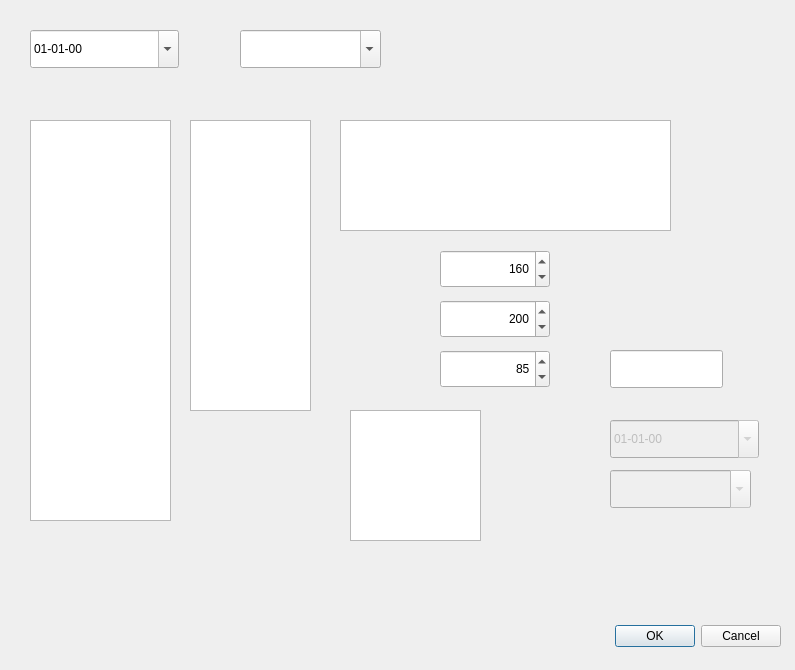
Old version of the form pedidoDialog.ui in the repository waltermas-gitter/infomesas-gui.
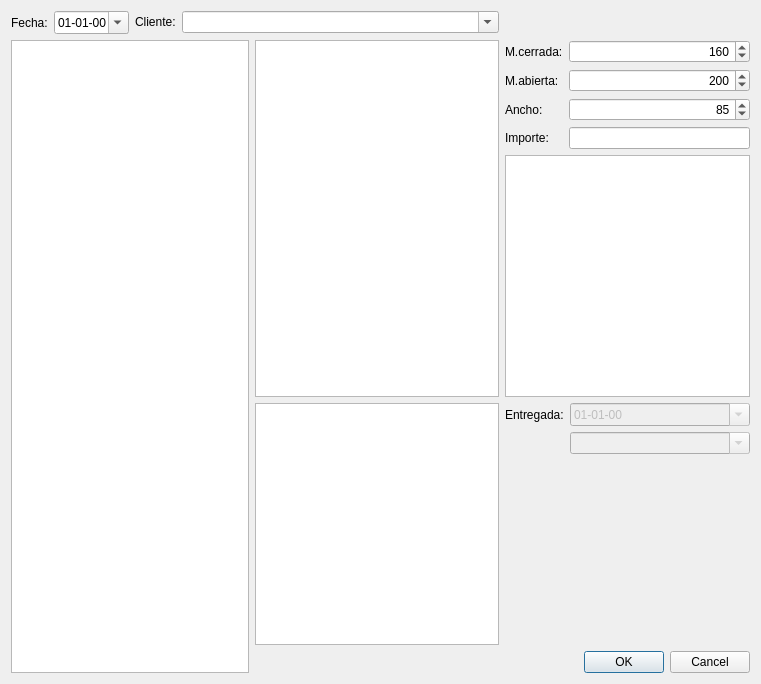
New version of the form.

Diff of the .ui file:
```diff
--- a/pedidoDialog.ui
+++ b/pedidoDialog.ui
@@ -6,38 +6,25 @@
    <rect>
     <x>0</x>
     <y>0</y>
-    <width>795</width>
-    <height>670</height>
+    <width>761</width>
+    <height>684</height>
    </rect>
   </property>
   <property name="windowTitle">
    <string>Dialog</string>
   </property>
-  <widget class="QDialogButtonBox" name="dialogButtonBox">
-   <property name="geometry">
-    <rect>
-     <x>440</x>
-     <y>620</y>
-     <width>341</width>
-     <height>32</height>
-    </rect>
-   </property>
-   <property name="orientation">
-    <enum>Qt::Horizontal</enum>
-   </property>
-   <property name="standardButtons">
-    <set>QDialogButtonBox::Cancel|QDialogButtonBox::Ok</set>
-   </property>
-  </widget>
+  <layout class="QGridLayout" name="gridLayout">
+   <item row="0" column="0">
+    <layout class="QFormLayout" name="formLayout_3">
+     <item row="0" column="0">
+      <widget class="QLabel" name="label">
+       <property name="text">
+        <string>Fecha:</string>
+       </property>
+      </widget>
+     </item>
+     <item row="0" column="1">
   <widget class="QDateEdit" name="fechaDateEdit">
-   <property name="geometry">
-    <rect>
-     <x>30</x>
-     <y>30</y>
-     <width>149</width>
-     <height>38</height>
-    </rect>
-   </property>
    <property name="displayFormat">
     <string>dd-MM-yy</string>
    </property>
@@ -45,58 +32,44 @@
     <bool>true</bool>
    </property>
   </widget>
+     </item>
+    </layout>
+   </item>
+   <item row="0" column="1" colspan="2">
+    <layout class="QFormLayout" name="formLayout_4">
+     <item row="0" column="0">
+      <widget class="QLabel" name="label_7">
+       <property name="text">
+        <string>Cliente:</string>
+       </property>
+      </widget>
+     </item>
+     <item row="0" column="1">
   <widget class="QComboBox" name="clienteComboBox">
-   <property name="geometry">
-    <rect>
-     <x>240</x>
-     <y>30</y>
-     <width>141</width>
-     <height>38</height>
-    </rect>
-   </property>
    <property name="editable">
     <bool>true</bool>
    </property>
   </widget>
-  <widget class="QListWidget" name="modeloListWidget">
-   <property name="geometry">
-    <rect>
-     <x>30</x>
-     <y>120</y>
-     <width>141</width>
-     <height>401</height>
-    </rect>
-   </property>
-  </widget>
-  <widget class="QListWidget" name="chapaListWidget">
-   <property name="geometry">
-    <rect>
-     <x>190</x>
-     <y>120</y>
-     <width>121</width>
-     <height>291</height>
-    </rect>
-   </property>
-  </widget>
-  <widget class="QPlainTextEdit" name="notasPlainTextEdit">
-   <property name="geometry">
-    <rect>
-     <x>340</x>
-     <y>120</y>
-     <width>331</width>
-     <height>111</height>
-    </rect>
-   </property>
-  </widget>
+     </item>
+    </layout>
+   </item>
+   <item row="1" column="0" rowspan="4" colspan="2">
+    <widget class="QListWidget" name="modeloListWidget"/>
+   </item>
+   <item row="1" column="2" rowspan="2">
+    <widget class="QListWidget" name="chapaListWidget"/>
+   </item>
+   <item row="1" column="3">
+    <layout class="QFormLayout" name="formLayout_2">
+     <item row="0" column="0">
+      <widget class="QLabel" name="label_2">
+       <property name="text">
+        <string>M.cerrada:</string>
+       </property>
+      </widget>
+     </item>
+     <item row="0" column="1">
   <widget class="QSpinBox" name="medidaCerradaSpinBox">
-   <property name="geometry">
-    <rect>
-     <x>440</x>
-     <y>250</y>
-     <width>110</width>
-     <height>38</height>
-    </rect>
-   </property>
    <property name="alignment">
     <set>Qt::AlignRight|Qt::AlignTrailing|Qt::AlignVCenter</set>
    </property>
@@ -113,15 +86,16 @@
     <number>160</number>
    </property>
   </widget>
+     </item>
+     <item row="1" column="0">
+      <widget class="QLabel" name="label_3">
+       <property name="text">
+        <string>M.abierta:</string>
+       </property>
+      </widget>
+     </item>
+     <item row="1" column="1">
   <widget class="QSpinBox" name="medidaAbiertaSpinBox">
-   <property name="geometry">
-    <rect>
-     <x>440</x>
-     <y>300</y>
-     <width>110</width>
-     <height>38</height>
-    </rect>
-   </property>
    <property name="alignment">
     <set>Qt::AlignRight|Qt::AlignTrailing|Qt::AlignVCenter</set>
    </property>
@@ -138,15 +112,16 @@
     <number>200</number>
    </property>
   </widget>
+     </item>
+     <item row="2" column="0">
+      <widget class="QLabel" name="label_4">
+       <property name="text">
+        <string>Ancho:</string>
+       </property>
+      </widget>
+     </item>
+     <item row="2" column="1">
   <widget class="QSpinBox" name="anchoSpinBox">
-   <property name="geometry">
-    <rect>
-     <x>440</x>
-     <y>350</y>
-     <width>110</width>
-     <height>38</height>
-    </rect>
-   </property>
    <property name="alignment">
     <set>Qt::AlignRight|Qt::AlignTrailing|Qt::AlignVCenter</set>
    </property>
@@ -163,41 +138,43 @@
     <number>85</number>
    </property>
   </widget>
+     </item>
+     <item row="3" column="0">
+      <widget class="QLabel" name="label_5">
+       <property name="text">
+        <string>Importe:</string>
+       </property>
+      </widget>
+     </item>
+     <item row="3" column="1">
   <widget class="QLineEdit" name="precioLineEdit">
-   <property name="geometry">
-    <rect>
-     <x>610</x>
-     <y>350</y>
-     <width>113</width>
-     <height>38</height>
-    </rect>
-   </property>
    <property name="alignment">
     <set>Qt::AlignRight|Qt::AlignTrailing|Qt::AlignVCenter</set>
    </property>
   </widget>
-  <widget class="QListWidget" name="estadoListWidget">
-   <property name="geometry">
-    <rect>
-     <x>350</x>
-     <y>410</y>
-     <width>131</width>
-     <height>131</height>
-    </rect>
-   </property>
-  </widget>
+     </item>
+    </layout>
+   </item>
+   <item row="2" column="3">
+    <widget class="QListWidget" name="estadoListWidget"/>
+   </item>
+   <item row="3" column="2">
+    <widget class="QPlainTextEdit" name="notasPlainTextEdit"/>
+   </item>
+   <item row="3" column="3">
+    <layout class="QFormLayout" name="formLayout">
+     <item row="0" column="0">
+      <widget class="QLabel" name="label_6">
+       <property name="text">
+        <string>Entregada:</string>
+       </property>
+      </widget>
+     </item>
+     <item row="0" column="1">
   <widget class="QDateEdit" name="fechaEntregaDateEdit">
    <property name="enabled">
     <bool>false</bool>
    </property>
-   <property name="geometry">
-    <rect>
-     <x>610</x>
-     <y>420</y>
-     <width>149</width>
-     <height>38</height>
-    </rect>
-   </property>
    <property name="displayFormat">
     <string>dd-MM-yy</string>
    </property>
@@ -205,22 +182,30 @@
     <bool>true</bool>
    </property>
   </widget>
+     </item>
+     <item row="1" column="1">
   <widget class="QComboBox" name="lugarEntregaComboBox">
    <property name="enabled">
     <bool>false</bool>
    </property>
-   <property name="geometry">
-    <rect>
-     <x>610</x>
-     <y>470</y>
-     <width>141</width>
-     <height>38</height>
-    </rect>
-   </property>
    <property name="editable">
     <bool>true</bool>
    </property>
   </widget>
+     </item>
+    </layout>
+   </item>
+   <item row="4" column="3">
+    <widget class="QDialogButtonBox" name="dialogButtonBox">
+     <property name="orientation">
+      <enum>Qt::Horizontal</enum>
+     </property>
+     <property name="standardButtons">
+      <set>QDialogButtonBox::Cancel|QDialogButtonBox::Ok</set>
+     </property>
+    </widget>
+   </item>
+  </layout>
  </widget>
  <resources/>
  <connections>
```
Left out of the diff: 2 changed lines with no effect on the pictures. Lines whose indentation alone changed are shown as unchanged.
